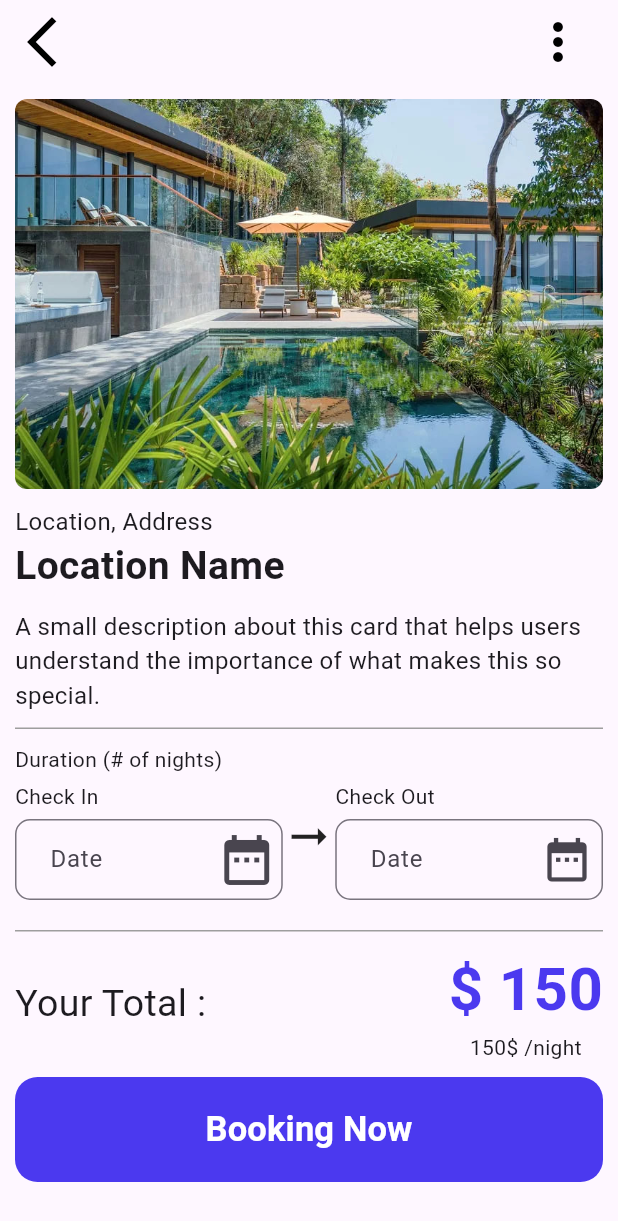
After one commit to sokliNnuon1/App_Booking, a Flutter app: the HomeScreen screen opened directly, scrolled down 576 dp, after a tap on "Details", on a phone screen of 412 x 824 dp. The commit adds this screen. Shown: the top 1221 px of the screen. Run offline on Flutter 3.47's test engine with Material 3 defaults, Android fonts, the phone set to English and light mode, and no system bars; our stand-ins replace pinput.

Commit message:
update dail page

```diff
--- a/lib/Pages/HomeSreen.dart
+++ b/lib/Pages/HomeSreen.dart
@@ -1,3 +1,4 @@
+import 'package:booking_room/Pages/detail_page.dart';
 import 'package:flutter/material.dart';
 import 'button_navigate.dart';
 
@@ -241,7 +242,7 @@ class _HomeScreenState extends State<HomeScreen> {
                     padding: EdgeInsets.symmetric(vertical: 3),
                     child: Container(
                       width: double.infinity,
-                      height: 250,
+                      height: 290,
                       decoration: buildBoxDecoration(),
                       child: Column(
                         children: [
@@ -275,11 +276,15 @@ class _HomeScreenState extends State<HomeScreen> {
                                     ),
                                     child: Text(
                                       "12 nights available",
-                                      style: TextStyle(color: Colors.white, fontWeight: FontWeight.bold),
+                                      style: TextStyle(color: Colors.white, fontWeight: FontWeight.bold, fontSize: 12),
                                     ),
                                   ),
                                 ),
-
+                                // Positioned(
+                                //   top: 5,
+                                //   right: 5,
+                                //   child: ButtonTheme,
+                                // )
                               ],
                             ),
                           ),
@@ -287,7 +292,11 @@ class _HomeScreenState extends State<HomeScreen> {
                             children: [
                               Padding(
                                 padding: const EdgeInsets.all(8.0),
-                                child: Column(
+                                child: Row(
+                                  //crossAxisAlignment: CrossAxisAlignment.start, // Adjust as needed
+                                  mainAxisAlignment: MainAxisAlignment.spaceBetween,
+                                  children: [
+                                    Column(
                                       crossAxisAlignment: CrossAxisAlignment.start,
                                       children: [
                                         Text(
@@ -309,7 +318,19 @@ class _HomeScreenState extends State<HomeScreen> {
                                               ],
                                             ),
                                           ),
-                                    )
+                                        ),
+                                        TextButton(
+                                          onPressed: () {
+                                            Navigator.of(context).pushReplacement(
+                                              MaterialPageRoute(
+                                                builder: (context) =>DetailPage(),
+                                              ),
+                                            );
+                                          },
+                                          child: Text('Details', style: TextStyle(fontWeight: FontWeight.bold, fontSize: 20, color: Color.fromARGB(255, 24, 105, 96)  ),), // Replace with your button text
+                                        ),
+                                      ],
+                                    ),
                                   ],
                                 ),
                               ),
--- /dev/null
+++ b/lib/Pages/detail_page.dart
@@ -0,0 +1,169 @@
+import 'package:booking_room/Pages/HomeSreen.dart';
+import 'package:flutter/material.dart';
+
+class DetailPage extends StatelessWidget {
+  const DetailPage({super.key});
+
+  @override
+  Widget build(BuildContext context) {
+    BoxDecoration buildBoxDecoration() {
+      return BoxDecoration(
+        color: Colors.white,
+        borderRadius: BorderRadius.circular(10),
+        boxShadow: [
+          BoxShadow(
+            color: Colors.grey.withOpacity(0.2),
+            spreadRadius: 2,
+            blurRadius: 5,
+            offset: const Offset(0, 5), // changes position of shadow
+          ),
+        ],
+      );
+    }
+
+    return Scaffold(
+      appBar: AppBar(
+        leading: IconButton(
+          icon: Icon(Icons.arrow_back_ios_new, color: Colors.black, size: 40,), // Back icon with white color
+          onPressed: () {
+            Navigator.of(context).pushReplacement(
+              MaterialPageRoute(
+                builder: (context) =>HomeScreen(),
+              ),
+            );
+          },
+        ),
+        actions: const [
+          Icon(Icons.more_vert_outlined, color: Colors.black, size: 40,),
+          SizedBox(width: 20),
+        ],
+      ),
+      body: Padding(
+        padding: const EdgeInsets.all(10.0),
+        child: SingleChildScrollView(
+          child: Column(
+            crossAxisAlignment: CrossAxisAlignment.start,
+            children: [
+              ClipRRect(
+                borderRadius: BorderRadius.circular(8),
+                child: Image.asset("assets/book1.jpg", height: 260, fit: BoxFit.cover)
+              ),
+              SizedBox(height: 10,),
+              Text("Location, Address", style: TextStyle(fontSize: 16),),
+              Text("Location Name", style: TextStyle(fontSize: 26, fontWeight: FontWeight.bold),),
+              SizedBox(height: 10,),
+              Text("A small description about this card that helps users understand the importance of what makes this so special.", style: TextStyle(fontSize: 16),),
+              SizedBox(height: 10,),
+              const Divider(
+                color: Colors.grey,
+                height: 1,
+                thickness: 1,
+              ),
+              SizedBox(height: 10,),
+              Text("Duration (# of nights)"),
+              Row(
+                mainAxisAlignment: MainAxisAlignment.spaceBetween,
+                children: [
+                  Expanded(
+                    child: Column(
+                      crossAxisAlignment: CrossAxisAlignment.start,
+                      children: [
+                        SizedBox(height: 5,),
+                        Text("Check In"),
+                        SizedBox(height: 5,),
+                        Container(
+                          child: TextField(
+                            decoration: InputDecoration(
+                              hintText: ' Date',
+                              fillColor: Colors.white,
+                              filled: false,
+                              border: OutlineInputBorder(
+                                borderRadius: BorderRadius.circular(10.0),
+                                borderSide: BorderSide(color: Colors.black),
+                              ),
+                              contentPadding: EdgeInsets.all(15),
+                              suffixIcon: Icon(Icons.date_range, size: 40,),
+                            ),
+                          ),
+                        ),
+                      ],
+                    ),
+                  ),
+                  Icon(Icons.arrow_right_alt_outlined, size: 35,),
+                  Expanded(
+                    child: Column(
+                      crossAxisAlignment: CrossAxisAlignment.start,
+                      children: [
+                        SizedBox(height: 5,),
+                        Text("Check Out"),
+                        SizedBox(height: 5,),
+                        Container(
+                          child: TextField(
+                            decoration: InputDecoration(
+                              hintText: ' Date',
+                              fillColor: Colors.white,
+                              filled: false,
+                              border: OutlineInputBorder(
+                                borderRadius: BorderRadius.circular(10.0),
+                                borderSide: BorderSide(color: Colors.black),
+                              ),
+                              contentPadding: EdgeInsets.all(15),
+                              suffixIcon: Icon(Icons.date_range, size: 35,),
+                            ),
+                          ),
+                        ),
+                      ],
+                    ),
+                  ),
+                ],
+              ),
+              SizedBox(height: 20,),
+              const Divider(
+                color: Colors.grey,
+                height: 1,
+                thickness: 1,
+              ),
+              const SizedBox(height: 10,),
+              const Row(
+                mainAxisAlignment: MainAxisAlignment.spaceBetween,
+                children: [
+                  Text("Your Total : ", style: TextStyle(fontSize: 25),),
+                  Column(
+                    children: [
+                      Text("\$ 150" , style: TextStyle(fontSize: 40, fontWeight: FontWeight.bold, color: Color.fromARGB(255, 75, 57, 239)),),
+                      Text("150\$ /night"),
+                    ],
+                  ),
+                ],
+              ),
+              const SizedBox(height: 10,),
+              Container(
+                decoration: BoxDecoration(
+                  borderRadius: BorderRadius.circular(15),
+                  color: const Color.fromARGB(255, 75, 57, 239),
+                ),
+                child: SizedBox(
+                  width: double.infinity,
+                  height: 70,
+                  child: TextButton(
+                    onPressed: () {
+                      // Add your booking logic here
+                    },
+                    child: const Text(
+                      'Booking Now',
+                      style: TextStyle(
+                        color: Colors.white,
+                        fontSize: 23,
+                        fontWeight: FontWeight.bold,
+                      ),
+                    ),
+                  ),
+                ),
+              ),
+            ],
+          ),
+        ),
+      ),
+    );
+  }
+}
--- a/lib/main.dart
+++ b/lib/main.dart
@@ -1,4 +1,5 @@
 
+import 'package:booking_room/Pages/HomeSreen.dart';
 import 'package:booking_room/Pages/login.dart';
 import 'package:flutter/material.dart';
 
```
Also changed, not shown: pubspec.yaml (+1 -39 lines), pubspec.lock. Lines whose indentation alone changed are shown as unchanged.
